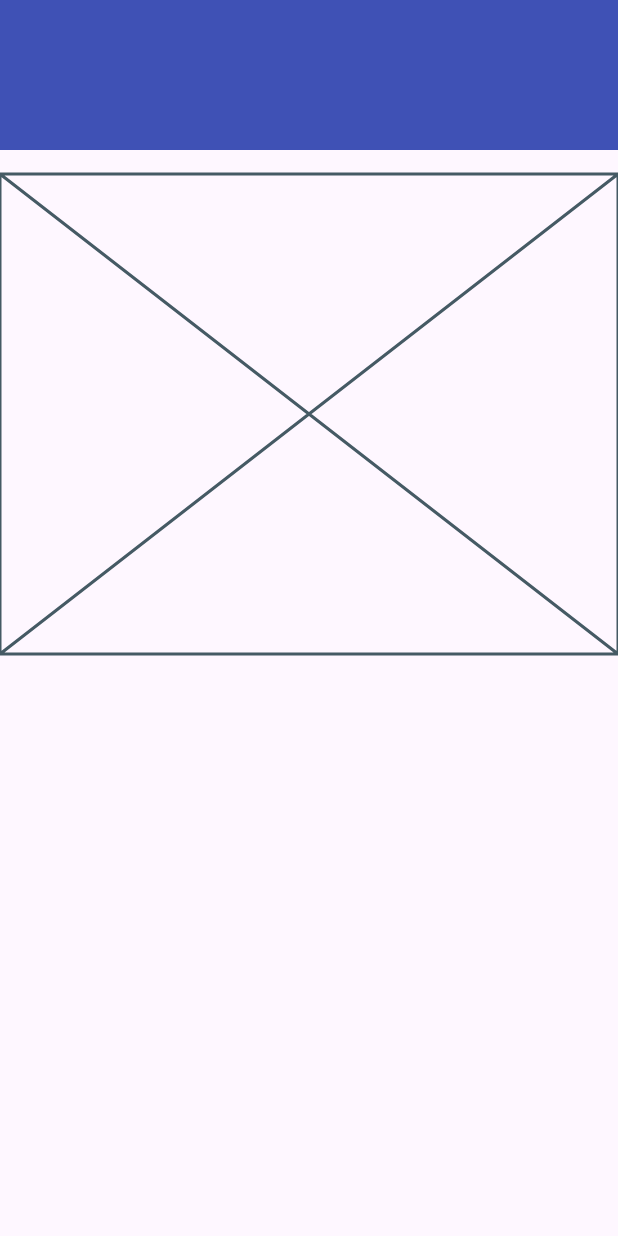
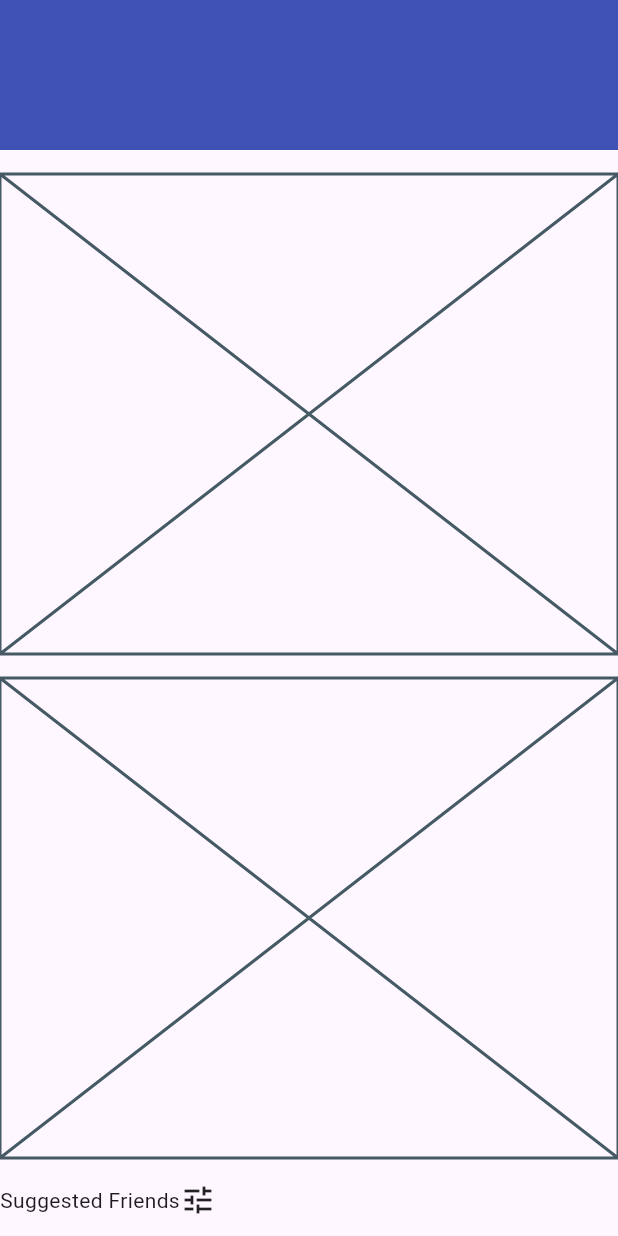
Before and after one commit to JAICHANGPARK/flutter_notebook_chapter_43, a Flutter app: the NewsFeedHomePage screen opened directly, on a phone screen of 412 x 824 dp. Run offline on Flutter 3.47's test engine with Material 3 defaults, Android fonts, the phone set to English and light mode, and no system bars; our stand-ins replace gap, hugeicons.

Commit message:
Update news_feed_home_page.dart

```diff
--- a/lib/ep2163_newsfeed_app/views/news_feed_home_page.dart
+++ b/lib/ep2163_newsfeed_app/views/news_feed_home_page.dart
@@ -1,5 +1,4 @@
 import 'package:flutter/material.dart';
-
 
 class NewsFeedHomePage extends StatefulWidget {
   const NewsFeedHomePage({super.key});
@@ -28,9 +27,22 @@ class _NewsFeedHomePageState extends State<NewsFeedHomePage> {
                     Container(
                       height: 320,
                       child: Placeholder(),
+                    ),
+                    Container(
+                      height: 320,
+                      child: Placeholder(),
+                    ),
+                    Row(
+                      children: [
+                        Text(
+                          "Suggested Friends",
+                          style: TextStyle(),
+                        ),
+                        Icon(
+                          Icons.tune,
+                        )
+                      ],
                     )
-
-
                   ],
                 ),
               ),
```
